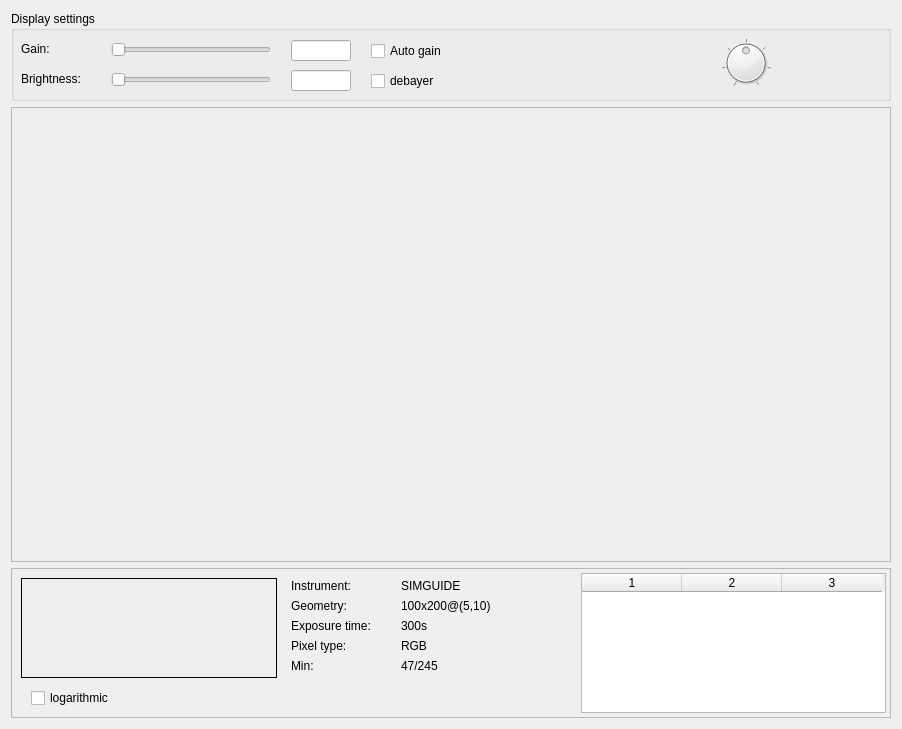
AndreasFMueller/AstroPhotography, file snowgui/snowgui/common/imagedisplaywidget.ui: the form before one commit.
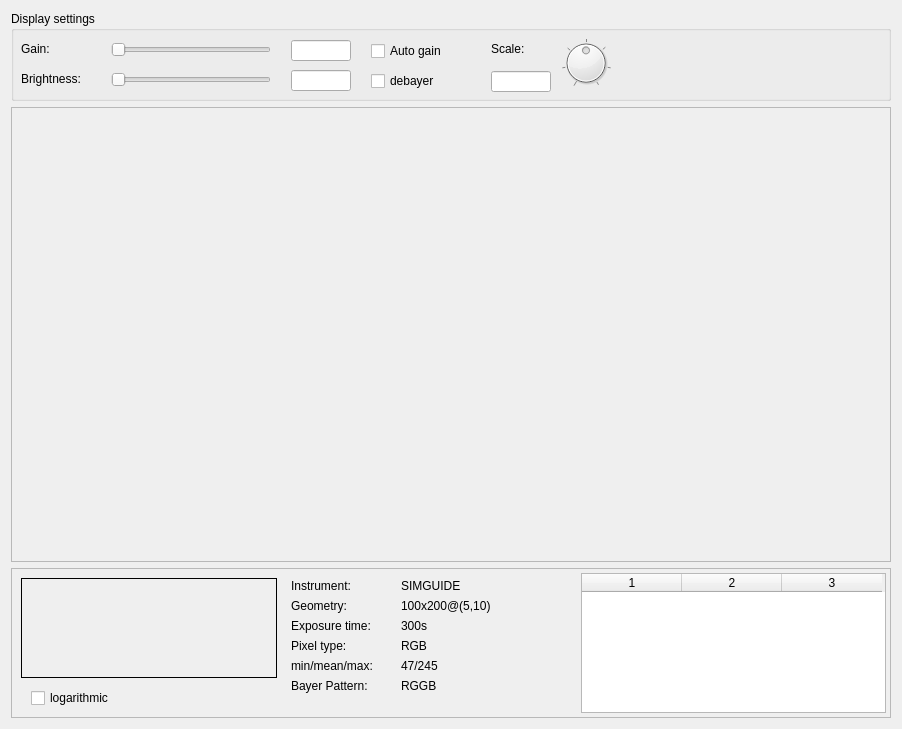
The form after the commit.

Commit message: first implementation of imagedisplaywidget

What changed in the file:
```diff
--- a/snowgui/snowgui/common/imagedisplaywidget.ui
+++ b/snowgui/snowgui/common/imagedisplaywidget.ui
@@ -106,7 +106,7 @@
      <widget class="QDial" name="scaleDial">
       <property name="geometry">
        <rect>
-        <x>710</x>
+        <x>550</x>
         <y>20</y>
         <width>50</width>
         <height>64</height>
@@ -151,6 +151,29 @@
        <string>debayer</string>
       </property>
      </widget>
+     <widget class="QLabel" name="scaleLabel">
+      <property name="geometry">
+       <rect>
+        <x>480</x>
+        <y>30</y>
+        <width>59</width>
+        <height>16</height>
+       </rect>
+      </property>
+      <property name="text">
+       <string>Scale:</string>
+      </property>
+     </widget>
+     <widget class="QLineEdit" name="scaleField">
+      <property name="geometry">
+       <rect>
+        <x>480</x>
+        <y>60</y>
+        <width>60</width>
+        <height>21</height>
+       </rect>
+      </property>
+     </widget>
     </widget>
    </item>
    <item>
@@ -288,12 +311,12 @@
        <rect>
         <x>280</x>
         <y>90</y>
-        <width>59</width>
+        <width>101</width>
         <height>16</height>
        </rect>
       </property>
       <property name="text">
-       <string>Min:</string>
+       <string>min/mean/max:</string>
       </property>
      </widget>
      <widget class="QLabel" name="instrumentField">
@@ -361,6 +384,32 @@
        <string>47/245</string>
       </property>
      </widget>
+     <widget class="QLabel" name="bayerLabel">
+      <property name="geometry">
+       <rect>
+        <x>280</x>
+        <y>110</y>
+        <width>100</width>
+        <height>16</height>
+       </rect>
+      </property>
+      <property name="text">
+       <string>Bayer Pattern:</string>
+      </property>
+     </widget>
+     <widget class="QLabel" name="bayerField">
+      <property name="geometry">
+       <rect>
+        <x>390</x>
+        <y>110</y>
+        <width>171</width>
+        <height>16</height>
+       </rect>
+      </property>
+      <property name="text">
+       <string>RGGB</string>
+      </property>
+     </widget>
     </widget>
    </item>
   </layout>
```
Left out of the diff: 113 changed lines with no effect on the pictures. The commit also changes 2 other files.
